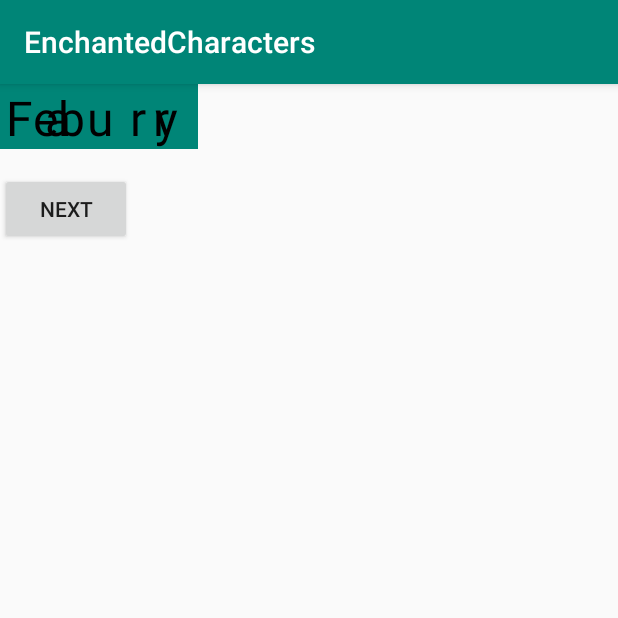
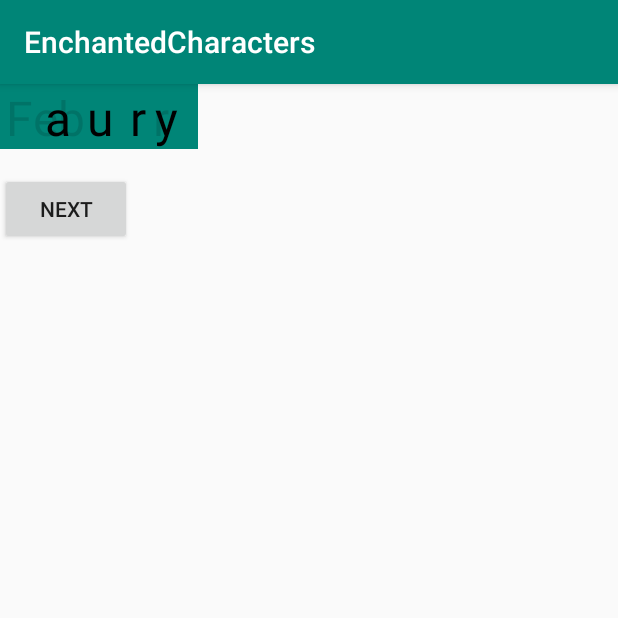
Before and after one commit to landicefu/EnchantedCharactersView, an Android app: the screen it shows after launch (MainActivity), after a tap on "NEXT", on a phone screen of 412 x 824 dp, the top half of it. Run offline under Robolectric (Android 15) with nearby library versions, the phone set to English and light mode, and no system bars.

Commit message:
Add fade in effect for non-moving characters

```diff
--- a/EnchantedCharactersView/src/main/java/tw/lifehackers/widget/EnchantedCharactersView.kt
+++ b/EnchantedCharactersView/src/main/java/tw/lifehackers/widget/EnchantedCharactersView.kt
@@ -102,7 +102,7 @@ class EnchantedCharactersView : View {
 
     private fun onTextChanged(oldStr: String, newStr: String) {
         uiHandler.removeCallbacks(invalidateRunnable)
-        intermediateState = IntermediateState(oldStr, newStr, NUM_STEPS, textPaint)
+        intermediateState = IntermediateState(oldStr, newStr, NUM_STEPS, textColor, textPaint)
         requestLayout()
     }
 
@@ -113,6 +113,7 @@ class EnchantedCharactersView : View {
         val offsetY = paddingTop.toFloat() + textPaint.height - textPaint.fontMetrics.bottom
         if (intermediateState == null) {
             val offsetX = paddingLeft.toFloat()
+            textPaint.color = textColor
             canvas.drawText(text, offsetX, offsetY, textPaint)
         } else {
             intermediateState.drawStep(canvas, paddingLeft, offsetY)
@@ -131,6 +132,7 @@ private class IntermediateState(
     val oldStr: String,
     val newStr: String,
     val numberOfSteps: Int,
+    val textColor: Int,
     val textPaint: TextPaint
 ) {
     private var currentStep = 0
@@ -169,11 +171,14 @@ private class IntermediateState(
     }
 
     fun drawStep(canvas: Canvas, paddingLeft: Int, offsetY: Float) {
+        val percentage = (++currentStep).toFloat() / numberOfSteps
+
+        textPaint.color = textColor and 0x00FFFFFF or (Color.alpha(textColor) * percentage).toInt().shl(24)
         for (index in showIndexInNewString) {
             canvas.drawText(newStr[index].toString(), paddingLeft.toFloat() + newStrOffset[index], offsetY, textPaint)
         }
 
-        val percentage = (++currentStep).toFloat() / numberOfSteps
+        textPaint.color = textColor
         for (shiftingChar in shiftingCharList) {
             val offsetX = paddingLeft + linearInterpolate(shiftingChar.startOffset, shiftingChar.endOffset, percentage)
             canvas.drawText(shiftingChar.char.toString(), offsetX, offsetY, textPaint)
```
